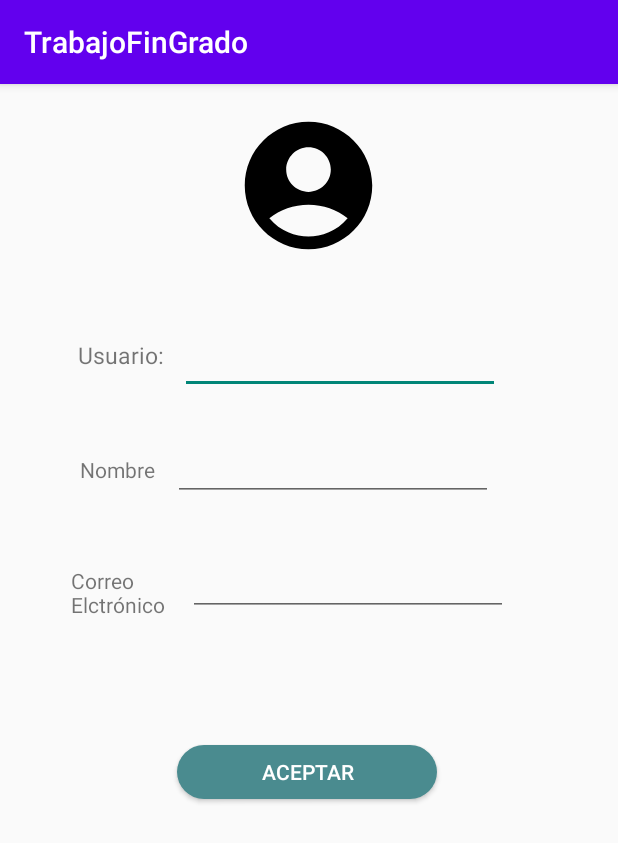
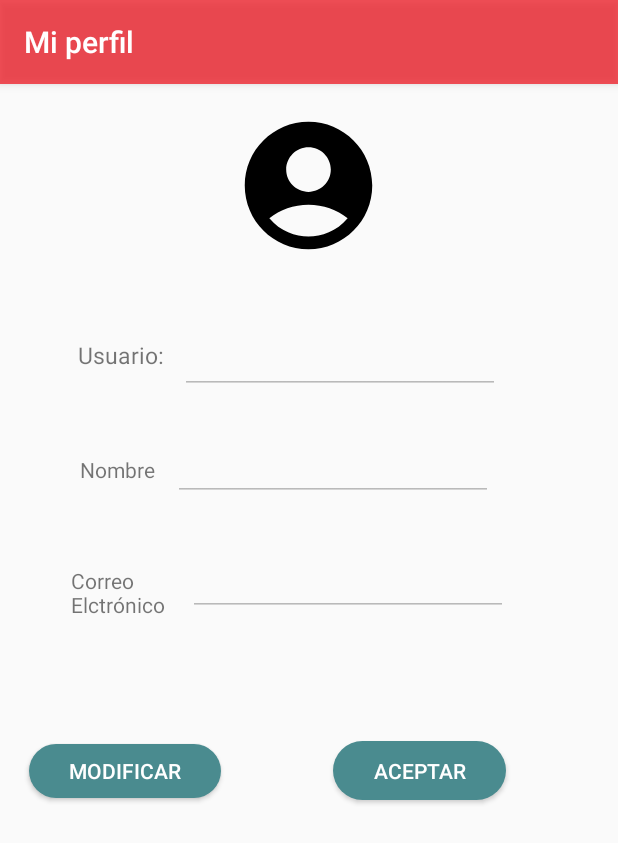
Before and after one commit to Pabloluma/MarvelDetails, an Android app: the account screen opened directly, with no data from a screen before it, on a phone screen of 412 x 824 dp. Shown: the top 843 px of the screen. Run offline under Robolectric (Android 15) with nearby library versions, the phone set to English and light mode, and no system bars; our stand-ins replace Firebase (no records; nobody signed in at launch, a user with empty details on screens opened directly), Picasso; 1 statement that could not run was skipped.

Commit message:
Nueva actualizacion de proyecto

```diff
--- a/app/src/main/java/com/pablo/trabajofingrado/account.java
+++ b/app/src/main/java/com/pablo/trabajofingrado/account.java
@@ -5,6 +5,7 @@ import androidx.annotation.Nullable;
 import androidx.appcompat.app.AppCompatActivity;
 
 import android.content.Intent;
+import android.graphics.drawable.ColorDrawable;
 import android.net.Uri;
 import android.os.Bundle;
 import android.provider.MediaStore;
@@ -47,6 +48,7 @@ public class account extends AppCompatActivity {
     EditText nombre;
     EditText correo;
     Button boton;
+    Button botonModificar;
     int PICK_IMAGE_REQUEST = 1;
     FirebaseStorage mStorage;
     StorageReference folder;
@@ -61,12 +63,22 @@ public class account extends AppCompatActivity {
     protected void onCreate(Bundle savedInstanceState) {
         super.onCreate(savedInstanceState);
         setContentView(R.layout.activity_account);
+        getWindow().setStatusBarColor(getResources().getColor(R.color.redMarvel));
+        getSupportActionBar().setBackgroundDrawable(new ColorDrawable(getResources().getColor(R.color.redMarvel)));
+        getSupportActionBar().setTitle("Mi perfil");
         db = FirebaseDatabase.getInstance().getReference("Usuarios");
         usuario = findViewById(R.id.usufield);
         nombre = findViewById(R.id.nombrefield);
         correo = findViewById(R.id.correofield);
         imageView = findViewById(R.id.imPerfil);
         boton = findViewById(R.id.botonAcept);
+        botonModificar = findViewById(R.id.botonModificar);
+        usuario.setEnabled(false);
+        nombre.setEnabled(false);
+        correo.setEnabled(false);
+        imageView.setEnabled(false);
+
+
         mStorage = FirebaseStorage.getInstance();
         folder = mStorage.getReference().child("feo");
         myauth = FirebaseAuth.getInstance();
@@ -94,6 +106,7 @@ public class account extends AppCompatActivity {
                     usuario.setText(usename);
                     nombre.setText(name);
                     correo.setText(mail);
+
                     if(myauth.getCurrentUser().getPhotoUrl() == null){
                         imageView.setImageResource(R.drawable.baseline_account_circle_24);
                     }else{
@@ -118,6 +131,30 @@ public class account extends AppCompatActivity {
                 finish();
             }
         });
+        botonModificar.setOnClickListener(new View.OnClickListener() {
+            @Override
+            public void onClick(View v) {
+                String valorBoton = botonModificar.getText().toString();
+                switch (valorBoton){
+                    case "Modificar":
+                        usuario.setEnabled(true);
+                        nombre.setEnabled(true);
+                        correo.setEnabled(true);
+                        imageView.setEnabled(true);
+                        botonModificar.setText("Aplicar");
+                        break;
+                    case "Aplicar":
+                        usuario.setEnabled(false);
+                        nombre.setEnabled(false);
+                        correo.setEnabled(false);
+                        imageView.setEnabled(false);
+                        botonModificar.setText("Modificar");
+                        break;
+                }
+            }
+        });
+
+
         imageView.setOnClickListener(new View.OnClickListener() {
             @Override
             public void onClick(View v) {
@@ -133,7 +170,8 @@ public class account extends AppCompatActivity {
         super.onActivityResult(requestCode, resultCode, data);
         if(requestCode == PICK_IMAGE_REQUEST && resultCode == RESULT_OK && data != null && data.getData() != null ){
             Uri file_uri = data.getData();
-            StorageReference filepath = folder.child("file" + file_uri.getLastPathSegment());
+            //StorageReference filepath = folder.child("file" + file_uri.getLastPathSegment());
+            StorageReference filepath = folder.child(myauth.getUid());
             System.out.println(file_uri);
             System.out.println(filepath);
 
--- a/app/src/main/java/com/pablo/trabajofingrado/temaspelisGoogle.java
+++ b/app/src/main/java/com/pablo/trabajofingrado/temaspelisGoogle.java
@@ -163,8 +163,8 @@ public class temaspelisGoogle extends AppCompatActivity {
                         }
                         break;
 
-                    case R.id.ajustes:
-                        break;
+//                    case R.id.ajustes:
+//                        break;
 
                     case R.id.logout:
                         finish();
--- a/app/src/main/res/layout/activity_account.xml
+++ b/app/src/main/res/layout/activity_account.xml
@@ -101,17 +101,31 @@
 
     <Button
         android:id="@+id/botonAcept"
-        android:layout_width="173dp"
-        android:layout_height="36dp"
+        android:layout_width="115dp"
+        android:layout_height="39dp"
         android:layout_gravity="center"
         android:background="@drawable/button_main"
         android:text="ACEPTAR"
         android:textColor="@color/white"
         app:layout_constraintBottom_toBottomOf="parent"
         app:layout_constraintEnd_toEndOf="parent"
-        app:layout_constraintHorizontal_bias="0.495"
+        app:layout_constraintStart_toEndOf="@+id/botonModificar"
+        app:layout_constraintTop_toTopOf="parent"
+        app:layout_constraintVertical_bias="0.601" />
+
+    <Button
+        android:id="@+id/botonModificar"
+        android:layout_width="128dp"
+        android:layout_height="36dp"
+        android:layout_gravity="center"
+        android:background="@drawable/button_main"
+        android:text="Modificar"
+        android:textColor="@color/white"
+        app:layout_constraintBottom_toBottomOf="parent"
+        app:layout_constraintEnd_toEndOf="parent"
+        app:layout_constraintHorizontal_bias="0.067"
         app:layout_constraintStart_toStartOf="parent"
         app:layout_constraintTop_toTopOf="parent"
-        app:layout_constraintVertical_bias="0.602" />
+        app:layout_constraintVertical_bias="0.601" />
 
 </androidx.constraintlayout.widget.ConstraintLayout>
```
Also changed, not shown: app/src/main/res/menu/menu.xml (+2 -6 lines).
